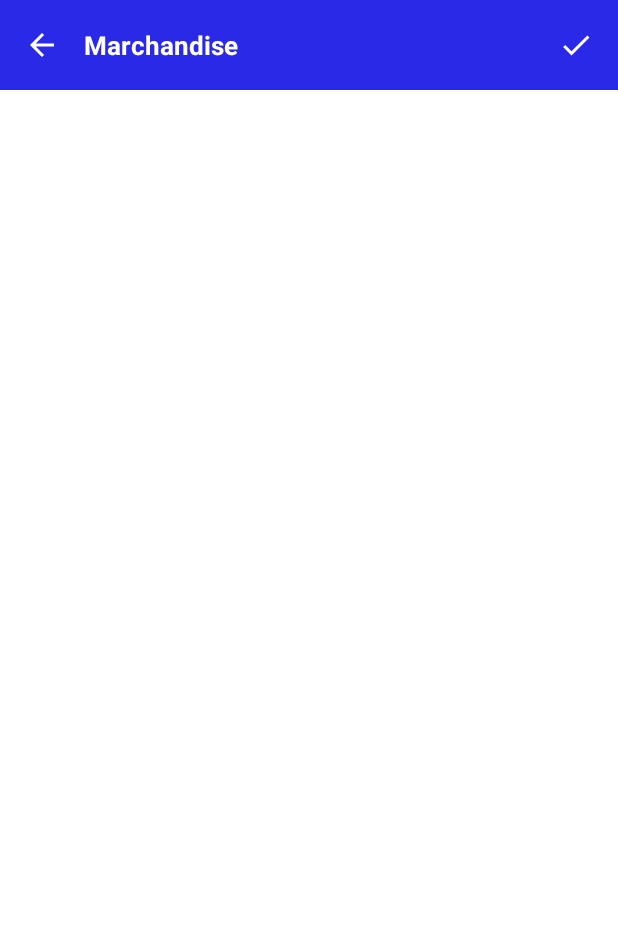
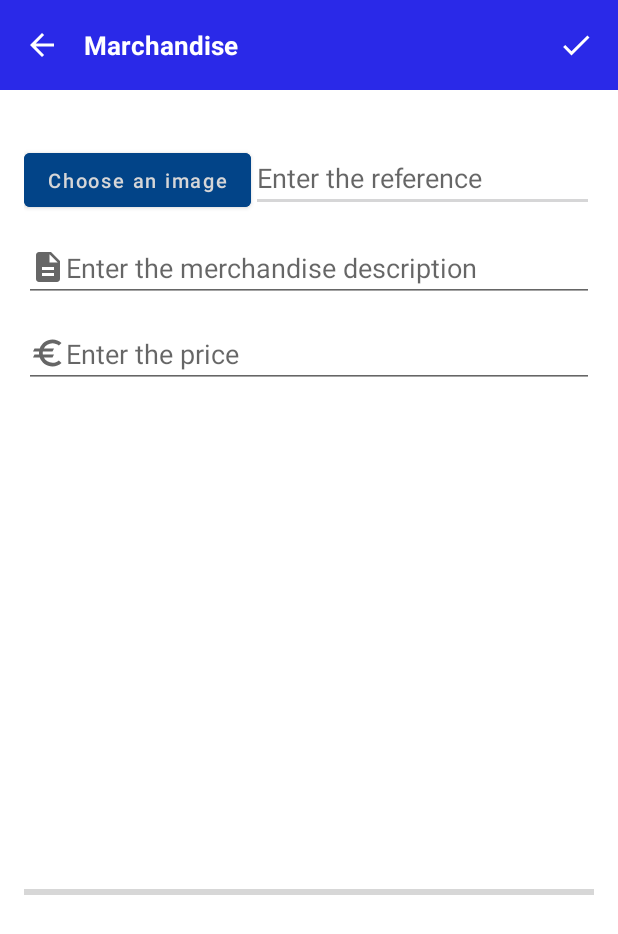
Before and after one commit to ZakariaAitErrami/ManagementSystem, an Android app: the MarchandiseAdd screen opened directly, with no data from a screen before it, on a phone screen of 412 x 824 dp. Shown: the top 934 px of the screen. Run offline under Robolectric (Android 15) with nearby library versions, the phone set to English and light mode, and no system bars; our stand-ins replace Picasso.

Commit message:
Choose merchandise image

```diff
--- a/app/src/main/java/com/example/managementsystem/FragementMenu/MarchandiseAdd.java
+++ b/app/src/main/java/com/example/managementsystem/FragementMenu/MarchandiseAdd.java
@@ -1,16 +1,36 @@
 package com.example.managementsystem.FragementMenu;
 
+import androidx.annotation.Nullable;
 import androidx.appcompat.app.AppCompatActivity;
+import androidx.fragment.app.FragmentTransaction;
 
+import android.content.Intent;
+import android.net.Uri;
 import android.os.Bundle;
+import android.view.View;
+import android.widget.Button;
 import android.widget.EditText;
+import android.widget.ImageView;
+import android.widget.ProgressBar;
 import android.widget.TextView;
+import android.widget.Toast;
 
 import com.example.managementsystem.R;
+import com.squareup.picasso.Picasso;
 
 public class MarchandiseAdd extends AppCompatActivity {
 
+    //the toolbar button
     private TextView t; //the textview of the toolbar
+    private ImageView back;
+    private ImageView mButtonUpload;
+    //End toolbar button
+    private static final int PICK_IMAGE_REQUEST = 1;
+    private Button mButtonChooseImage;
+    private EditText reference, description,price;
+    private ImageView mImageView;
+    private ProgressBar mProgressBar;
+    private Uri mImageUri;
     @Override
     protected void onCreate(Bundle savedInstanceState) {
         getSupportActionBar().hide(); //hide the title bar
@@ -18,5 +38,54 @@ public class MarchandiseAdd extends AppCompatActivity {
         setContentView(R.layout.activity_marchandise_add);
         t = (TextView) findViewById(R.id.textbar);
         t.setText("Marchandise");
+        back = (ImageView) findViewById(R.id.back);
+        mButtonUpload = (ImageView) findViewById(R.id.addC);
+        mButtonChooseImage = findViewById(R.id.button_choose_image);
+        mImageView = findViewById(R.id.image_view);
+        mProgressBar = findViewById(R.id.progress_bar);
+        reference = findViewById(R.id.reference);
+        description = findViewById(R.id.description);
+        price = findViewById(R.id.price);
+        back.setOnClickListener(new View.OnClickListener() {
+            @Override
+            public void onClick(View v) {
+                displayHomeMerchandise();
+            }
+        });
+
+        mButtonChooseImage.setOnClickListener(new View.OnClickListener() {
+            @Override
+            public void onClick(View v) {
+                openFileChooser();
+            }
+        });
+
+        mButtonUpload.setOnClickListener(new View.OnClickListener() {
+            @Override
+            public void onClick(View v) {
+
+            }
+        });
+
+    }
+    public void displayHomeMerchandise(){
+        Intent teacher = new Intent(this, MarchandiseFragment.class);
+        startActivity(teacher);
+    }
+    public void openFileChooser(){
+        Intent intent = new Intent();
+        intent.setType("image/*");
+        intent.setAction(Intent.ACTION_GET_CONTENT);
+        startActivityForResult(intent,PICK_IMAGE_REQUEST);
+    }
+    //this method is called when we pick a image to get the uri of the image that we clicked
+    @Override
+    protected void onActivityResult(int requestCode, int resultCode, @Nullable Intent data) {
+        super.onActivityResult(requestCode, resultCode, data);
+        if(requestCode == PICK_IMAGE_REQUEST && resultCode == RESULT_OK && data !=null
+                && data.getData()!=null){
+            mImageUri = data.getData(); //this variable contain the uri of the image we clicked
+            Picasso.with(this).load(mImageUri).into(mImageView); // or mImageView.setImageURI(mImageUri but using Picasso is better
+        }
     }
 }
--- a/app/src/main/java/com/example/managementsystem/FragementMenu/MarchandiseFragment.java
+++ b/app/src/main/java/com/example/managementsystem/FragementMenu/MarchandiseFragment.java
@@ -4,6 +4,7 @@ import android.content.Intent;
 import android.os.Bundle;
 
 import androidx.fragment.app.Fragment;
+import androidx.fragment.app.FragmentTransaction;
 
 import android.view.LayoutInflater;
 import android.view.View;
--- /dev/null
+++ b/app/src/main/res/drawable/description.xml
@@ -0,0 +1,10 @@
+<vector xmlns:android="http://schemas.android.com/apk/res/android"
+    android:width="24dp"
+    android:height="24dp"
+    android:viewportWidth="24"
+    android:viewportHeight="24"
+    android:tint="?attr/colorControlNormal">
+  <path
+      android:fillColor="@android:color/white"
+      android:pathData="M14,2L6,2c-1.1,0 -1.99,0.9 -1.99,2L4,20c0,1.1 0.89,2 1.99,2L18,22c1.1,0 2,-0.9 2,-2L20,8l-6,-6zM16,18L8,18v-2h8v2zM16,14L8,14v-2h8v2zM13,9L13,3.5L18.5,9L13,9z"/>
+</vector>
--- /dev/null
+++ b/app/src/main/res/drawable/euro.xml
@@ -0,0 +1,10 @@
+<vector xmlns:android="http://schemas.android.com/apk/res/android"
+    android:width="24dp"
+    android:height="24dp"
+    android:viewportWidth="24"
+    android:viewportHeight="24"
+    android:tint="?attr/colorControlNormal">
+  <path
+      android:fillColor="@android:color/white"
+      android:pathData="M15,18.5c-2.51,0 -4.68,-1.42 -5.76,-3.5H15l1,-2H8.58c-0.05,-0.33 -0.08,-0.66 -0.08,-1s0.03,-0.67 0.08,-1H15l1,-2H9.24C10.32,6.92 12.5,5.5 15,5.5c1.61,0 3.09,0.59 4.23,1.57L21,5.3C19.41,3.87 17.3,3 15,3c-3.92,0 -7.24,2.51 -8.48,6H3l-1,2h4.06C6.02,11.33 6,11.66 6,12s0.02,0.67 0.06,1H3l-1,2h4.52c1.24,3.49 4.56,6 8.48,6c2.31,0 4.41,-0.87 6,-2.3l-1.78,-1.77C18.09,17.91 16.62,18.5 15,18.5z"/>
+</vector>
--- a/app/src/main/res/layout/activity_marchandise_add.xml
+++ b/app/src/main/res/layout/activity_marchandise_add.xml
@@ -1,14 +1,74 @@
 <?xml version="1.0" encoding="utf-8"?>
 <LinearLayout xmlns:android="http://schemas.android.com/apk/res/android"
-    xmlns:app="http://schemas.android.com/apk/res-auto"
     xmlns:tools="http://schemas.android.com/tools"
-    android:layout_width="match_parent"
-    android:layout_height="match_parent"
+    android:layout_width="wrap_content"
+    android:layout_height="wrap_content"
+    android:orientation="vertical"
     tools:context=".FragementMenu.MarchandiseAdd">
-    <include layout="@layout/toolbarc" android:id="@+id/toolbarc"/>
-    <TextView
+
+    <include
+        android:id="@+id/toolbarc"
+        layout="@layout/toolbarc" />
+
+    <RelativeLayout
         android:layout_width="wrap_content"
         android:layout_height="wrap_content"
-        android:text="Add merchan form"/>
+        android:layout_marginTop="20dp"
+        android:padding="16dp"
+        tools:context=".FragementMenu.MarchandiseAdd">
 
+        <Button
+            android:id="@+id/button_choose_image"
+            android:layout_width="wrap_content"
+            android:layout_height="wrap_content"
+            android:backgroundTint="#024488"
+            android:text="Choose an image"
+            android:textAllCaps="false"
+            android:textSize="13dp" />
+
+        <EditText
+            android:id="@+id/reference"
+            android:layout_width="match_parent"
+            android:layout_height="wrap_content"
+            android:layout_marginLeft="0dp"
+            android:layout_toRightOf="@id/button_choose_image"
+            android:hint="Enter the reference"
+            android:inputType="text"
+            android:maxLines="1" />
+
+        <EditText
+            android:id="@+id/description"
+            android:layout_width="match_parent"
+            android:layout_height="wrap_content"
+            android:layout_below="@id/button_choose_image"
+            android:layout_marginTop="12dp"
+            android:drawableLeft="@drawable/description"
+            android:hint="Enter the merchandise description"
+            android:inputType="text"
+            android:maxLines="2" />
+
+        <EditText
+            android:id="@+id/price"
+            android:layout_width="match_parent"
+            android:layout_height="wrap_content"
+            android:layout_below="@id/description"
+            android:layout_marginTop="12dp"
+            android:drawableLeft="@drawable/euro"
+            android:hint="Enter the price"
+            android:inputType="number" />
+        <ImageView
+            android:layout_marginTop="12dp"
+            android:id="@+id/image_view"
+            android:layout_width="match_parent"
+            android:layout_height="300dp"
+            android:layout_below="@id/price"/>
+        <ProgressBar
+            android:layout_marginTop="16dp"
+            android:id="@+id/progress_bar"
+            android:layout_width="match_parent"
+            android:layout_height="wrap_content"
+            android:layout_below="@+id/image_view"
+            style="@style/Widget.AppCompat.ProgressBar.Horizontal" />
+
+    </RelativeLayout>
 </LinearLayout>
```
